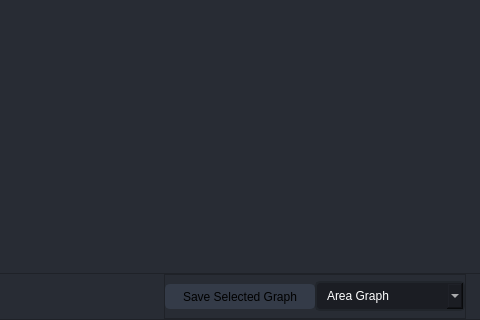
Before: the Qt Designer form UI/ui_graphs.ui in Mohamab29/FracSegment, drawn with Qt 5; both pictures show x 327 to 807 and y 624 to 944 of the 1284 by 944 pixel window.
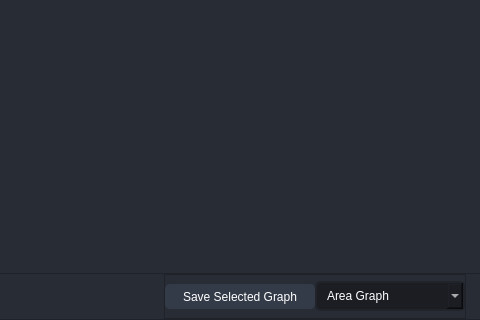
After: the same form once the commit is applied. Icons and pictures are not drawn.

Commit message: working on evnSaveGraphsButtonClickedPageCalculation method

What changed in the file:
```diff
--- a/UI/ui_graphs.ui
+++ b/UI/ui_graphs.ui
@@ -167,6 +167,7 @@
 	border: 2px solid rgb(52, 59, 72);
 	border-radius: 5px;	
 	background-color: rgb(52, 59, 72);
+	color: #fff
 }
  QPushButton:hover {
 	background-color: rgb(57, 65, 80);
```
The commit also changes 2 other files.
